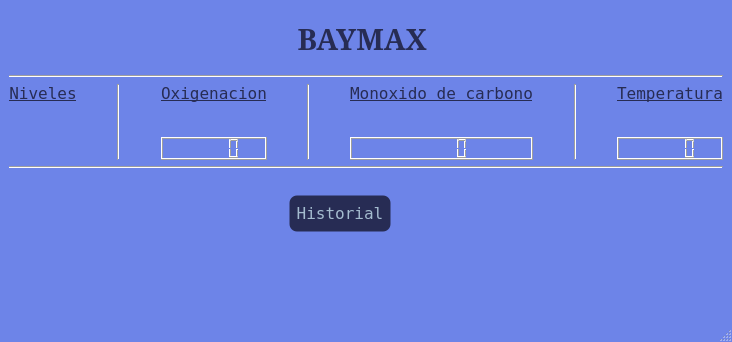
First picture: the form in APP/mainwindow.ui, repository adcfrba/TPO_INFOII, before the edit.
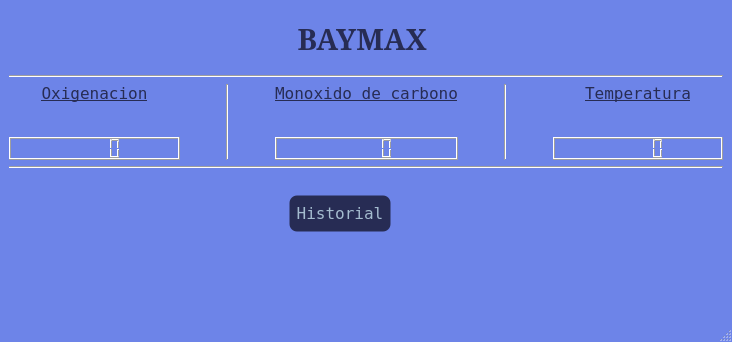
Second picture: the form after the edit. Icons and pictures are not drawn.

```diff
--- a/APP/mainwindow.ui
+++ b/APP/mainwindow.ui
@@ -754,415 +754,6 @@
     </item>
     <item>
      <layout class="QHBoxLayout" name="horizontalLayout">
-      <item>
-       <layout class="QVBoxLayout" name="verticalLayout_7">
-        <item>
-         <widget class="QLabel" name="label_pulso">
-          <property name="palette">
-           <palette>
-            <active>
-             <colorrole role="WindowText">
-              <brush brushstyle="SolidPattern">
-               <color alpha="255">
-                <red>39</red>
-                <green>44</green>
-                <blue>84</blue>
-               </color>
-              </brush>
-             </colorrole>
-             <colorrole role="Button">
-              <brush brushstyle="SolidPattern">
-               <color alpha="255">
-                <red>146</red>
-                <green>180</green>
-                <blue>244</blue>
-               </color>
-              </brush>
-             </colorrole>
-             <colorrole role="Text">
-              <brush brushstyle="SolidPattern">
-               <color alpha="255">
-                <red>207</red>
-                <green>222</green>
-                <blue>231</blue>
-               </color>
-              </brush>
-             </colorrole>
-             <colorrole role="ButtonText">
-              <brush brushstyle="SolidPattern">
-               <color alpha="255">
-                <red>39</red>
-                <green>44</green>
-                <blue>84</blue>
-               </color>
-              </brush>
-             </colorrole>
-             <colorrole role="Base">
-              <brush brushstyle="SolidPattern">
-               <color alpha="255">
-                <red>68</red>
-                <green>114</green>
-                <blue>202</blue>
-               </color>
-              </brush>
-             </colorrole>
-             <colorrole role="Window">
-              <brush brushstyle="SolidPattern">
-               <color alpha="255">
-                <red>10</red>
-                <green>54</green>
-                <blue>157</blue>
-               </color>
-              </brush>
-             </colorrole>
-             <colorrole role="Highlight">
-              <brush brushstyle="SolidPattern">
-               <color alpha="255">
-                <red>189</red>
-                <green>155</green>
-                <blue>230</blue>
-               </color>
-              </brush>
-             </colorrole>
-             <colorrole role="Link">
-              <brush brushstyle="SolidPattern">
-               <color alpha="255">
-                <red>245</red>
-                <green>255</green>
-                <blue>56</blue>
-               </color>
-              </brush>
-             </colorrole>
-             <colorrole role="LinkVisited">
-              <brush brushstyle="SolidPattern">
-               <color alpha="255">
-                <red>255</red>
-                <green>164</green>
-                <blue>89</blue>
-               </color>
-              </brush>
-             </colorrole>
-             <colorrole role="AlternateBase">
-              <brush brushstyle="SolidPattern">
-               <color alpha="255">
-                <red>10</red>
-                <green>54</green>
-                <blue>157</blue>
-               </color>
-              </brush>
-             </colorrole>
-            </active>
-            <inactive>
-             <colorrole role="WindowText">
-              <brush brushstyle="SolidPattern">
-               <color alpha="255">
-                <red>39</red>
-                <green>44</green>
-                <blue>84</blue>
-               </color>
-              </brush>
-             </colorrole>
-             <colorrole role="Button">
-              <brush brushstyle="SolidPattern">
-               <color alpha="255">
-                <red>146</red>
-                <green>180</green>
-                <blue>244</blue>
-               </color>
-              </brush>
-             </colorrole>
-             <colorrole role="Text">
-              <brush brushstyle="SolidPattern">
-               <color alpha="255">
-                <red>207</red>
-                <green>222</green>
-                <blue>231</blue>
-               </color>
-              </brush>
-             </colorrole>
-             <colorrole role="ButtonText">
-              <brush brushstyle="SolidPattern">
-               <color alpha="255">
-                <red>39</red>
-                <green>44</green>
-                <blue>84</blue>
-               </color>
-              </brush>
-             </colorrole>
-             <colorrole role="Base">
-              <brush brushstyle="SolidPattern">
-               <color alpha="255">
-                <red>68</red>
-                <green>114</green>
-                <blue>202</blue>
-               </color>
-              </brush>
-             </colorrole>
-             <colorrole role="Window">
-              <brush brushstyle="SolidPattern">
-               <color alpha="255">
-                <red>10</red>
-                <green>54</green>
-                <blue>157</blue>
-               </color>
-              </brush>
-             </colorrole>
-             <colorrole role="Highlight">
-              <brush brushstyle="SolidPattern">
-               <color alpha="255">
-                <red>240</red>
-                <green>240</green>
-                <blue>240</blue>
-               </color>
-              </brush>
-             </colorrole>
-             <colorrole role="Link">
-              <brush brushstyle="SolidPattern">
-               <color alpha="255">
-                <red>245</red>
-                <green>255</green>
-                <blue>56</blue>
-               </color>
-              </brush>
-             </colorrole>
-             <colorrole role="LinkVisited">
-              <brush brushstyle="SolidPattern">
-               <color alpha="255">
-                <red>255</red>
-                <green>164</green>
-                <blue>89</blue>
-               </color>
-              </brush>
-             </colorrole>
-             <colorrole role="AlternateBase">
-              <brush brushstyle="SolidPattern">
-               <color alpha="255">
-                <red>10</red>
-                <green>54</green>
-                <blue>157</blue>
-               </color>
-              </brush>
-             </colorrole>
-            </inactive>
-            <disabled>
-             <colorrole role="Button">
-              <brush brushstyle="SolidPattern">
-               <color alpha="255">
-                <red>146</red>
-                <green>180</green>
-                <blue>244</blue>
-               </color>
-              </brush>
-             </colorrole>
-             <colorrole role="Base">
-              <brush brushstyle="SolidPattern">
-               <color alpha="255">
-                <red>10</red>
-                <green>54</green>
-                <blue>157</blue>
-               </color>
-              </brush>
-             </colorrole>
-             <colorrole role="Window">
-              <brush brushstyle="SolidPattern">
-               <color alpha="255">
-                <red>10</red>
-                <green>54</green>
-                <blue>157</blue>
-               </color>
-              </brush>
-             </colorrole>
-             <colorrole role="Highlight">
-              <brush brushstyle="SolidPattern">
-               <color alpha="255">
-                <red>0</red>
-                <green>120</green>
-                <blue>215</blue>
-               </color>
-              </brush>
-             </colorrole>
-             <colorrole role="Link">
-              <brush brushstyle="SolidPattern">
-               <color alpha="255">
-                <red>245</red>
-                <green>255</green>
-                <blue>56</blue>
-               </color>
-              </brush>
-             </colorrole>
-             <colorrole role="LinkVisited">
-              <brush brushstyle="SolidPattern">
-               <color alpha="255">
-                <red>255</red>
-                <green>164</green>
-                <blue>89</blue>
-               </color>
-              </brush>
-             </colorrole>
-             <colorrole role="AlternateBase">
-              <brush brushstyle="SolidPattern">
-               <color alpha="255">
-                <red>10</red>
-                <green>54</green>
-                <blue>157</blue>
-               </color>
-              </brush>
-             </colorrole>
-            </disabled>
-           </palette>
-          </property>
-          <property name="font">
-           <font>
-            <family>Fixedsys</family>
-            <pointsize>12</pointsize>
-            <bold>false</bold>
-            <underline>true</underline>
-           </font>
-          </property>
-          <property name="text">
-           <string>Niveles</string>
-          </property>
-          <property name="alignment">
-           <set>Qt::AlignCenter</set>
-          </property>
-         </widget>
-        </item>
-        <item>
-         <widget class="QPushButton" name="pushButton_pulso">
-          <property name="sizePolicy">
-           <sizepolicy hsizetype="Minimum" vsizetype="MinimumExpanding">
-            <horstretch>0</horstretch>
-            <verstretch>0</verstretch>
-           </sizepolicy>
-          </property>
-          <property name="palette">
-           <palette>
-            <active>
-             <colorrole role="Window">
-              <brush brushstyle="SolidPattern">
-               <color alpha="255">
-                <red>68</red>
-                <green>114</green>
-                <blue>202</blue>
-               </color>
-              </brush>
-             </colorrole>
-             <colorrole role="ToolTipBase">
-              <brush brushstyle="SolidPattern">
-               <color alpha="255">
-                <red>68</red>
-                <green>114</green>
-                <blue>202</blue>
-               </color>
-              </brush>
-             </colorrole>
-            </active>
-            <inactive>
-             <colorrole role="Window">
-              <brush brushstyle="SolidPattern">
-               <color alpha="255">
-                <red>68</red>
-                <green>114</green>
-                <blue>202</blue>
-               </color>
-              </brush>
-             </colorrole>
-             <colorrole role="ToolTipBase">
-              <brush brushstyle="SolidPattern">
-               <color alpha="255">
-                <red>68</red>
-                <green>114</green>
-                <blue>202</blue>
-               </color>
-              </brush>
-             </colorrole>
-            </inactive>
-            <disabled>
-             <colorrole role="Base">
-              <brush brushstyle="SolidPattern">
-               <color alpha="255">
-                <red>68</red>
-                <green>114</green>
-                <blue>202</blue>
-               </color>
-              </brush>
-             </colorrole>
-             <colorrole role="Window">
-              <brush brushstyle="SolidPattern">
-               <color alpha="255">
-                <red>68</red>
-                <green>114</green>
-                <blue>202</blue>
-               </color>
-              </brush>
-             </colorrole>
-             <colorrole role="ToolTipBase">
-              <brush brushstyle="SolidPattern">
-               <color alpha="255">
-                <red>68</red>
-                <green>114</green>
-                <blue>202</blue>
-               </color>
-              </brush>
-             </colorrole>
-            </disabled>
-           </palette>
-          </property>
-          <property name="cursor">
-           <cursorShape>ArrowCursor</cursorShape>
-          </property>
-          <property name="text">
-           <string/>
-          </property>
-          <property name="autoDefault">
-           <bool>false</bool>
-          </property>
-          <property name="flat">
-           <bool>true</bool>
-          </property>
-         </widget>
-        </item>
-       </layout>
-      </item>
-      <item>
-       <spacer name="horizontalSpacer_6">
-        <property name="orientation">
-         <enum>Qt::Horizontal</enum>
-        </property>
-        <property name="sizeType">
-         <enum>QSizePolicy::Preferred</enum>
-        </property>
-        <property name="sizeHint" stdset="0">
-         <size>
-          <width>40</width>
-          <height>20</height>
-         </size>
-        </property>
-       </spacer>
-      </item>
-      <item>
-       <widget class="Line" name="line_2">
-        <property name="orientation">
-         <enum>Qt::Vertical</enum>
-        </property>
-       </widget>
-      </item>
-      <item>
-       <spacer name="horizontalSpacer_3">
-        <property name="orientation">
-         <enum>Qt::Horizontal</enum>
-        </property>
-        <property name="sizeType">
-         <enum>QSizePolicy::Preferred</enum>
-        </property>
-        <property name="sizeHint" stdset="0">
-         <size>
-          <width>40</width>
-          <height>20</height>
-         </size>
-        </property>
-       </spacer>
-      </item>
       <item>
        <layout class="QVBoxLayout" name="verticalLayout_6">
         <item>
```
